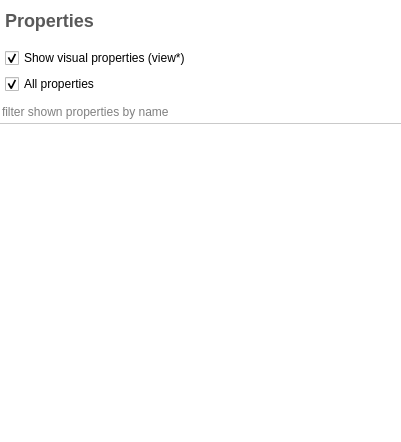
Qt form plugins/view/tableview/PropertiesEditor.ui (vadivelselvaraj/TulipGLImprovement) before a commit.
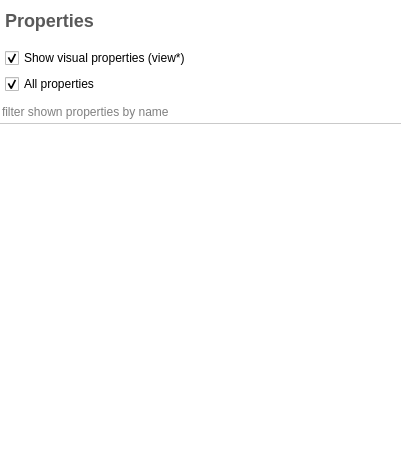
The same form after that commit. Icons and pictures are not drawn. Custom widgets are drawn as their Qt base class.

Commit message: enlarge PropertiesEditor minimumHeight

Patch:
```diff
--- a/plugins/view/tableview/PropertiesEditor.ui
+++ b/plugins/view/tableview/PropertiesEditor.ui
@@ -7,7 +7,7 @@
     <x>0</x>
     <y>0</y>
     <width>401</width>
-    <height>442</height>
+    <height>460</height>
    </rect>
   </property>
   <property name="sizePolicy">
@@ -257,7 +257,7 @@
         <property name="minimumSize">
          <size>
           <width>400</width>
-          <height>300</height>
+          <height>320</height>
          </size>
         </property>
         <property name="contextMenuPolicy">
```
